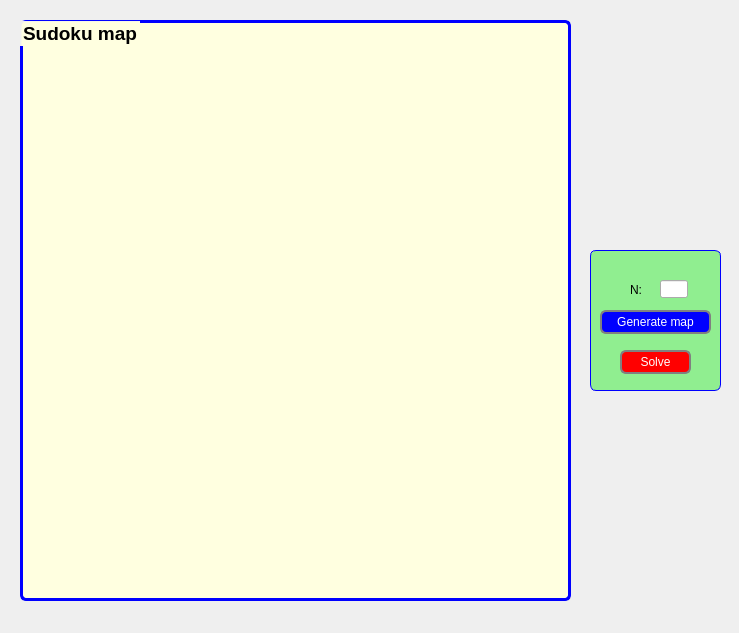
Old version of the form BacktrackingAlgorithm/dialog.ui in the repository Tricui11/Sudoku.
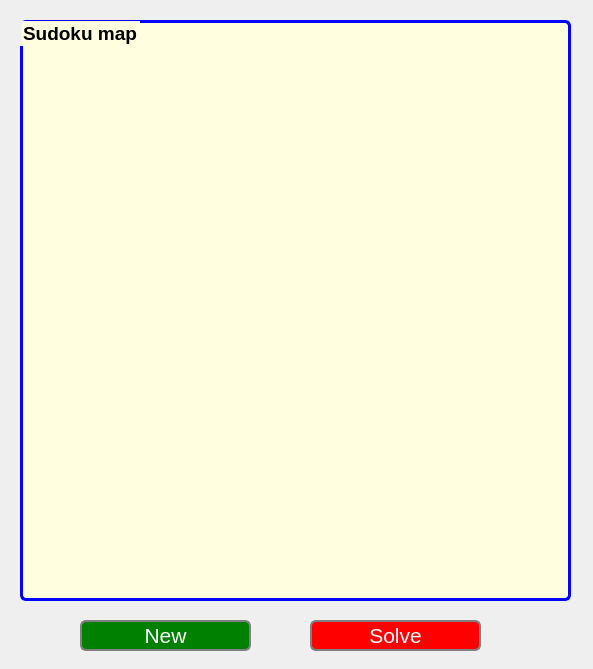
New version of the form.

```diff
--- a/BacktrackingAlgorithm/dialog.ui
+++ b/BacktrackingAlgorithm/dialog.ui
@@ -6,8 +6,8 @@
    <rect>
     <x>0</x>
     <y>0</y>
-    <width>739</width>
-    <height>633</height>
+    <width>593</width>
+    <height>669</height>
    </rect>
   </property>
   <property name="windowTitle">
@@ -60,46 +60,18 @@
     </layout>
    </widget>
   </widget>
-  <widget class="QGroupBox" name="inputGroupBox">
+  <widget class="QPushButton" name="pushButton_New">
    <property name="geometry">
     <rect>
-     <x>590</x>
-     <y>250</y>
-     <width>131</width>
-     <height>141</height>
+     <x>80</x>
+     <y>620</y>
+     <width>171</width>
+     <height>31</height>
     </rect>
    </property>
    <property name="font">
     <font>
-     <pointsize>12</pointsize>
-     <italic>true</italic>
-    </font>
-   </property>
-   <property name="styleSheet">
-    <string notr="true">QGroupBox {
-
-border: 1px solid blue;
-border-radius: 6px;
-padding: 0 8px;
-background : lightgreen;
-
-}</string>
-   </property>
-   <property name="title">
-    <string/>
-   </property>
-   <widget class="QPushButton" name="pushButton_GenMap">
-    <property name="geometry">
-     <rect>
-      <x>10</x>
-      <y>60</y>
-      <width>111</width>
-      <height>24</height>
-     </rect>
-    </property>
-    <property name="font">
-     <font>
-      <pointsize>9</pointsize>
+     <pointsize>16</pointsize>
       <italic>false</italic>
      </font>
     </property>
@@ -109,70 +81,27 @@
 border: 2px solid gray;
 border-radius: 6px;
 padding: 0 8px;
-background : blue;
+background : green;
 color: white;
 
 }</string>
     </property>
     <property name="text">
-     <string>Generate map</string>
-    </property>
-   </widget>
-   <widget class="QLineEdit" name="lineEdit_N">
-    <property name="geometry">
-     <rect>
-      <x>70</x>
-      <y>30</y>
-      <width>28</width>
-      <height>18</height>
-     </rect>
-    </property>
-    <property name="font">
-     <font>
-      <pointsize>10</pointsize>
-      <italic>false</italic>
-      <bold>true</bold>
-     </font>
-    </property>
-    <property name="styleSheet">
-     <string notr="true">QLineEdit {
-
-color : blue;
-
-}</string>
-    </property>
-   </widget>
-   <widget class="QLabel" name="labelN">
-    <property name="geometry">
-     <rect>
-      <x>40</x>
-      <y>31</y>
-      <width>16</width>
-      <height>18</height>
-     </rect>
-    </property>
-    <property name="font">
-     <font>
-      <pointsize>9</pointsize>
-      <italic>false</italic>
-     </font>
-    </property>
-    <property name="text">
-     <string>N:</string>
+    <string>New</string>
     </property>
    </widget>
    <widget class="QPushButton" name="pushButton_Solve">
     <property name="geometry">
      <rect>
-      <x>30</x>
-      <y>100</y>
-      <width>71</width>
-      <height>24</height>
+     <x>310</x>
+     <y>620</y>
+     <width>171</width>
+     <height>31</height>
      </rect>
     </property>
     <property name="font">
      <font>
-      <pointsize>9</pointsize>
+     <pointsize>16</pointsize>
       <italic>false</italic>
      </font>
     </property>
@@ -190,7 +119,6 @@
     <property name="text">
      <string>Solve</string>
     </property>
-   </widget>
   </widget>
  </widget>
  <resources/>
```
Lines whose indentation alone changed are shown as unchanged.
